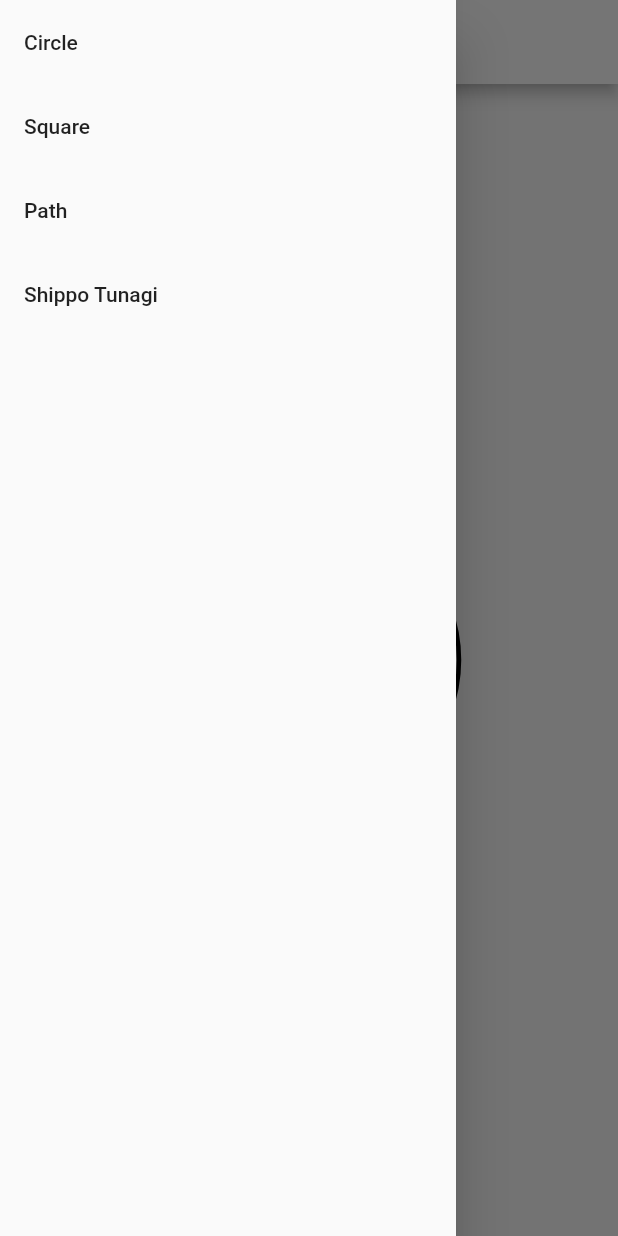
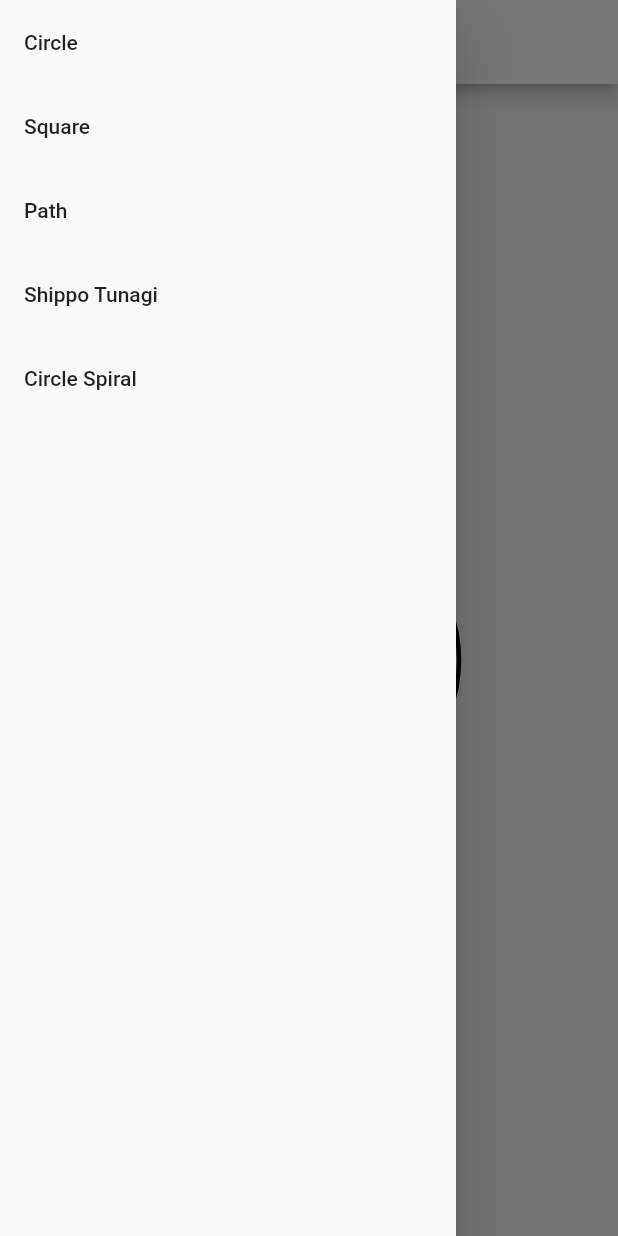
Before and after one commit to tnantoka/moyo, a Flutter app: the screen it shows after launch, with the side drawer open, on a phone screen of 412 x 824 dp. Run offline on Flutter 3.47's test engine with Material 2 defaults, Android fonts, the phone set to English and light mode, and no system bars.

Commit message:
Add circle spiral

```diff
--- a/lib/main.dart
+++ b/lib/main.dart
@@ -1,5 +1,6 @@
 import 'package:flutter/material.dart';
 
+import 'circle_spiral_widget.dart';
 import 'circle_widget.dart';
 import 'path_widget.dart';
 import 'shippo_widget.dart';
@@ -32,6 +33,7 @@ class _MyHomePageState extends State<MyHomePage> {
     'Square',
     'Path',
     'Shippo Tunagi',
+    'Circle Spiral',
   ];
 
   Widget _buildBody() {
@@ -47,6 +49,9 @@ class _MyHomePageState extends State<MyHomePage> {
         break;
       case 3:
         return ShippoWidget();
+        break;
+      case 4:
+        return CircleSpiralWidget();
         break;
       default:
         return Container();
--- a/lib/shippo_widget.dart
+++ b/lib/shippo_widget.dart
@@ -1,5 +1,4 @@
 import 'package:flutter/material.dart';
-
 import 'package:vector_math/vector_math.dart' hide Colors;
 
 class ShippoWidget extends StatelessWidget {
--- a/web/lib/app/main.dart
+++ b/web/lib/app/main.dart
@@ -1,5 +1,6 @@
 import 'package:flutter_web/material.dart';
 
+import 'circle_spiral_widget.dart';
 import 'circle_widget.dart';
 import 'path_widget.dart';
 import 'shippo_widget.dart';
@@ -32,6 +33,7 @@ class _MyHomePageState extends State<MyHomePage> {
     'Square',
     'Path',
     'Shippo Tunagi',
+    'Circle Spiral',
   ];
 
   Widget _buildBody() {
@@ -47,6 +49,9 @@ class _MyHomePageState extends State<MyHomePage> {
         break;
       case 3:
         return ShippoWidget();
+        break;
+      case 4:
+        return CircleSpiralWidget();
         break;
       default:
         return Container();
--- a/web/lib/app/shippo_widget.dart
+++ b/web/lib/app/shippo_widget.dart
@@ -1,5 +1,4 @@
 import 'package:flutter_web/material.dart';
-
 import 'package:vector_math/vector_math.dart' hide Colors;
 
 class ShippoWidget extends StatelessWidget {
```
Also changed, not shown: lib/circle_spiral_widget.dart (added, +44 -0 lines), web/lib/app/circle_spiral_widget.dart (added, +44 -0 lines), 2 other files.
